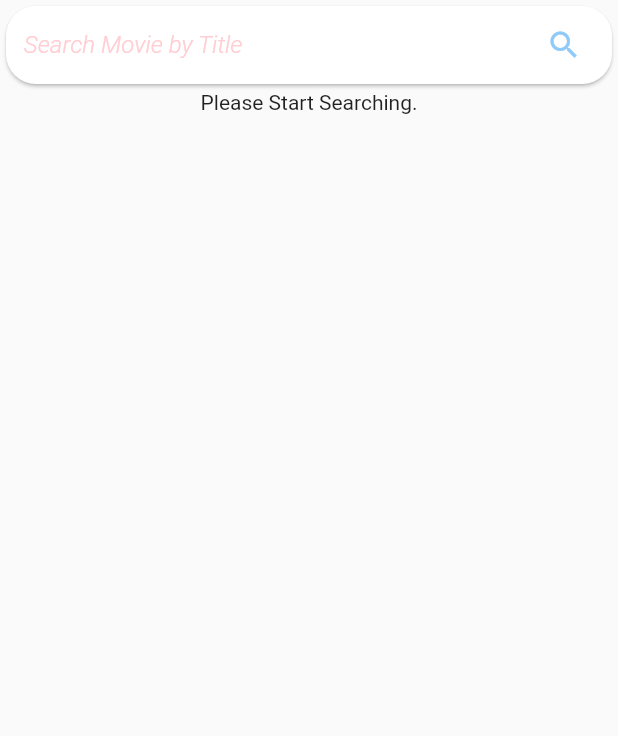
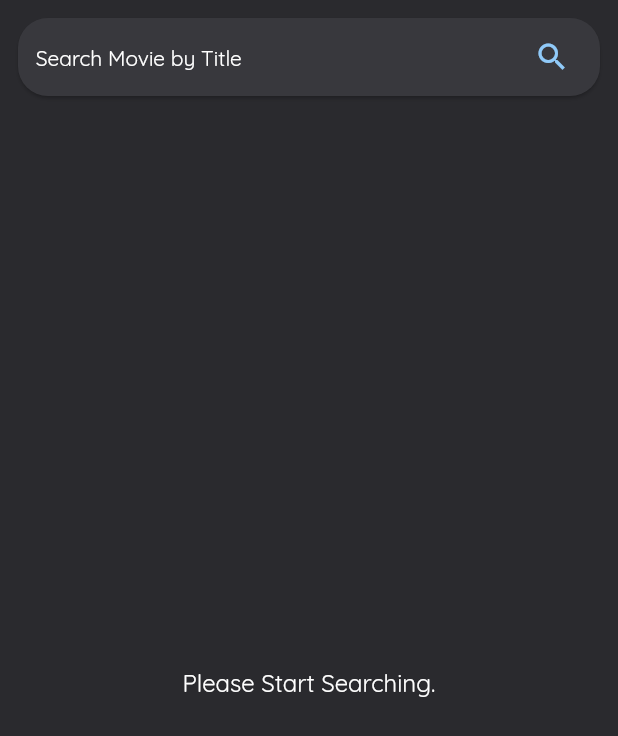
Before and after one commit to PuneethRegonda/IMDb-MINI-SEARCH, a Flutter app: the screen it shows after launch, on a phone screen of 412 x 824 dp. Shown: the top 736 px of the screen. Run offline on Flutter 3.47's test engine with Material 2 defaults, Android fonts, the light colour scheme and no system bars.

Commit message:
Done with UI dark mode and Hero Anim. TODO: MOVIE DESCRIPTION SCREEN

```diff
--- /dev/null
+++ b/movie_query/lib/common/textTheam.dart
@@ -0,0 +1,3 @@
+import 'package:flutter/material.dart';
+
+const TextStyle textstyle = TextStyle(fontSize: 16.0, color: Colors.white);
--- a/movie_query/lib/features/movieSearch/presentation/pages/homePage.dart
+++ b/movie_query/lib/features/movieSearch/presentation/pages/homePage.dart
@@ -1,5 +1,6 @@
 import 'package:flutter/material.dart';
 import 'package:flutter/rendering.dart';
+import 'package:movie_query/common/textTheam.dart';
 import 'package:movie_query/core/api/datamodels.dart';
 import 'package:movie_query/features/movieSearch/data/adapaterUIandrepositry.dart';
 import 'package:movie_query/features/movieSearch/presentation/bloc/queryBloc.dart';
@@ -16,36 +17,43 @@ class HomeScreen extends StatelessWidget {
         child: Column(
           children: <Widget>[
             SearchBar(),
-            StreamBuilder<ApiResponse<List<Movie>>>(
+            SizedBox(
+              height: 10.0,
+            ),
+            Expanded(
+              child: StreamBuilder<ApiResponse<List<Movie>>>(
                 stream: _queryBloc.responseStream,
                 builder: (BuildContext context,
                     AsyncSnapshot<ApiResponse<List<Movie>>> snapshot) {
                   if (snapshot.hasData) {
                     switch (snapshot.data.status) {
                       case Status.EMPTYSTRING:
-                      return Container(
-                        child: Text("Empty String !!!"),
+                        return Center(
+                          child: Container(
+                            child: Text("Empty String !!!",style: textstyle,),
+                          ),
                         );
                         break;
                       case Status.LOADING:
-                      return Loading(
-                        loadingMessage: snapshot.data.message,
+                        return Center(
+                          child: CircularProgressIndicator(),
                         );
                         break;
                       case Status.COMPLETED:
-                      return MovieListView(movieList: snapshot.data.data);
+                        return Center(child: MovieListView(movieList: snapshot.data.data));
                         break;
                       case Status.ERROR:
                         return Center(
-                        child: Text(snapshot.data.message),
+                          child: Text(snapshot.data.message.toString(),style: textstyle,),
                         );
                         break;
                     }
                   }
                   return Center(
-                  child: Text("Please Start Searching."),
+                    child: Text("Please Start Searching.",style: textstyle,),
                   );
                 },
+              ),
             ),
           ],
         ),
--- a/movie_query/lib/features/movieSearch/presentation/widgets/loading.dart
+++ b/movie_query/lib/features/movieSearch/presentation/widgets/loading.dart
@@ -9,6 +9,8 @@ class Loading extends StatelessWidget {
   Widget build(BuildContext context) {
     return Center(
         child: Column(
+    mainAxisAlignment: MainAxisAlignment.center,
+    mainAxisSize: MainAxisSize.max,
     children: <Widget>[
       CircularProgressIndicator(),
       Text("$loadingMessage"),
--- a/movie_query/lib/features/movieSearch/presentation/widgets/search_bar.dart
+++ b/movie_query/lib/features/movieSearch/presentation/widgets/search_bar.dart
@@ -1,4 +1,5 @@
 import 'package:flutter/material.dart';
+import 'package:movie_query/common/textTheam.dart';
 import 'package:movie_query/features/movieSearch/presentation/bloc/myBloc.dart';
 import 'package:movie_query/features/movieSearch/presentation/bloc/queryBloc.dart';
 
@@ -12,29 +13,34 @@ class SearchBar extends StatelessWidget {
 
   @override
   Widget build(BuildContext context) {
-    return Row(
+    return Padding(
+      padding: const EdgeInsets.all(8.0),
+      child: Row(
         children: <Widget>[
           Expanded(
             child: SizedBox(
               height: 60.0,
               child: Card(
+                color: Color(0xFF38383d),
                 child: Padding(
                   padding: const EdgeInsets.symmetric(horizontal: 8.0),
                   child: Row(
                     children: <Widget>[
                       Expanded(
                         child: TextFormField(
+                          style: textstyle,
                           onChanged: (String value) {
                               _bloc.searchEventSink.add(value);
                           },
                           decoration: InputDecoration(
+
                               border: InputBorder.none,
                               hintText: " Search Movie by Title ",
                               hintStyle: TextStyle(
-                                color: Colors.red[100],
+                                  color: Colors.white,
                                   fontWeight: FontWeight.w300,
-                                fontSize: 16.0,
-                                fontStyle: FontStyle.italic)),
+                                  fontSize: 14.0,
+                                  fontStyle: FontStyle.normal)),
                         ),
                       ),
                       Row(
@@ -43,7 +49,6 @@ class SearchBar extends StatelessWidget {
                         children: <Widget>[
                           IconButton(
                             onPressed: () {
-                            // print("Pressed");
                               _queryBloc.streamSetToListen(_bloc.moveName);
                             },
                             icon: Icon(Icons.search),
@@ -60,6 +65,7 @@ class SearchBar extends StatelessWidget {
             ),
           ),
         ],
+      ),
     );
   }
 }
--- a/movie_query/lib/main.dart
+++ b/movie_query/lib/main.dart
@@ -1,7 +1,6 @@
 import 'package:flutter/material.dart';
 
 import 'features/movieSearch/presentation/pages/homePage.dart';
-
 
 void main() => runApp(MyApp());
 
@@ -9,12 +8,14 @@ class MyApp extends StatelessWidget {
   @override
   Widget build(BuildContext context) {
     return MaterialApp(
+        theme: new ThemeData(
+          fontFamily: "QuickSand",
+          accentColor:Color(0xeFF2a2a2e),
+          primaryColor: Color(0xeFF2a2a2e),),
         debugShowCheckedModeBanner: false,
         title: 'MovieQuery',
-        home: Scaffold(body: HomeScreen()));
+        home: Scaffold(
+          backgroundColor: Color(0xeFF2a2a2e),
+          body: HomeScreen()));
   }
 }
-
-
-// new List<int>.generate(10, (i) => i + 1)
-//
```
Also changed, not shown: movie_query/lib/features/movieSearch/presentation/pages/movieDescriptionPage.dart (added, +68 -0 lines), movie_query/lib/features/movieSearch/presentation/widgets/movieCard.dart (added, +45 -0 lines), movie_query/lib/features/movieSearch/presentation/widgets/movieListView.dart (+23 -7 lines), movie_query/pubspec.yaml (+4 -5 lines), movie_query/assets/Quicksand-Regular.ttf (added), movie_query/pubspec.lock, 6 other files. Lines whose indentation alone changed are shown as unchanged.
